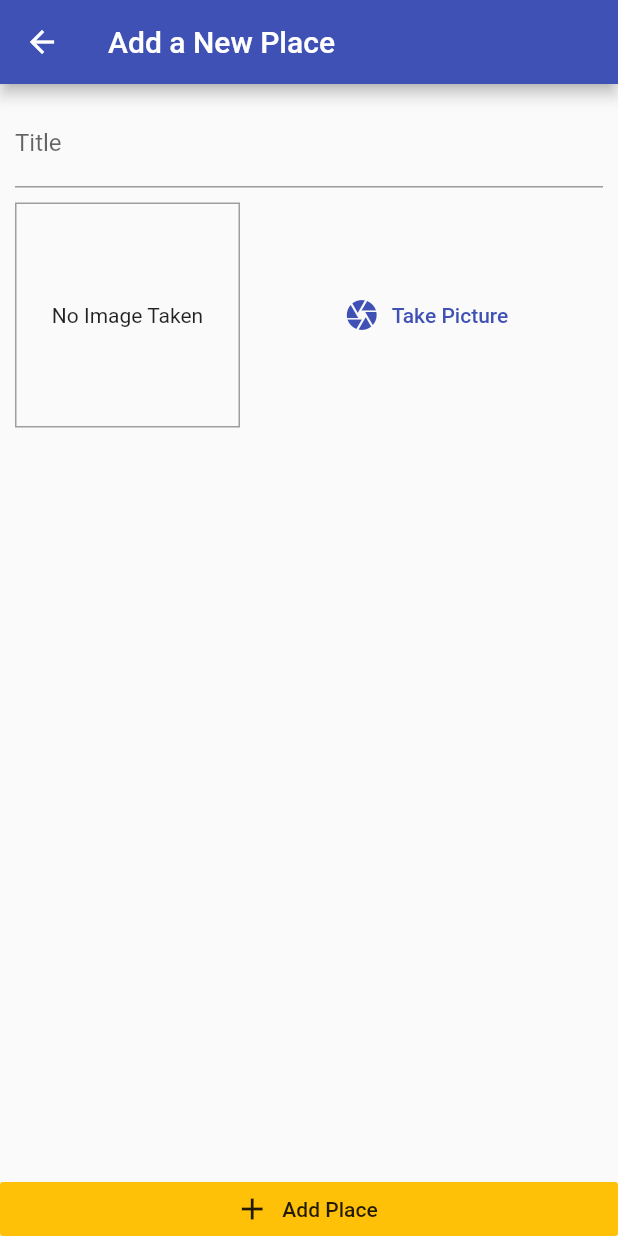
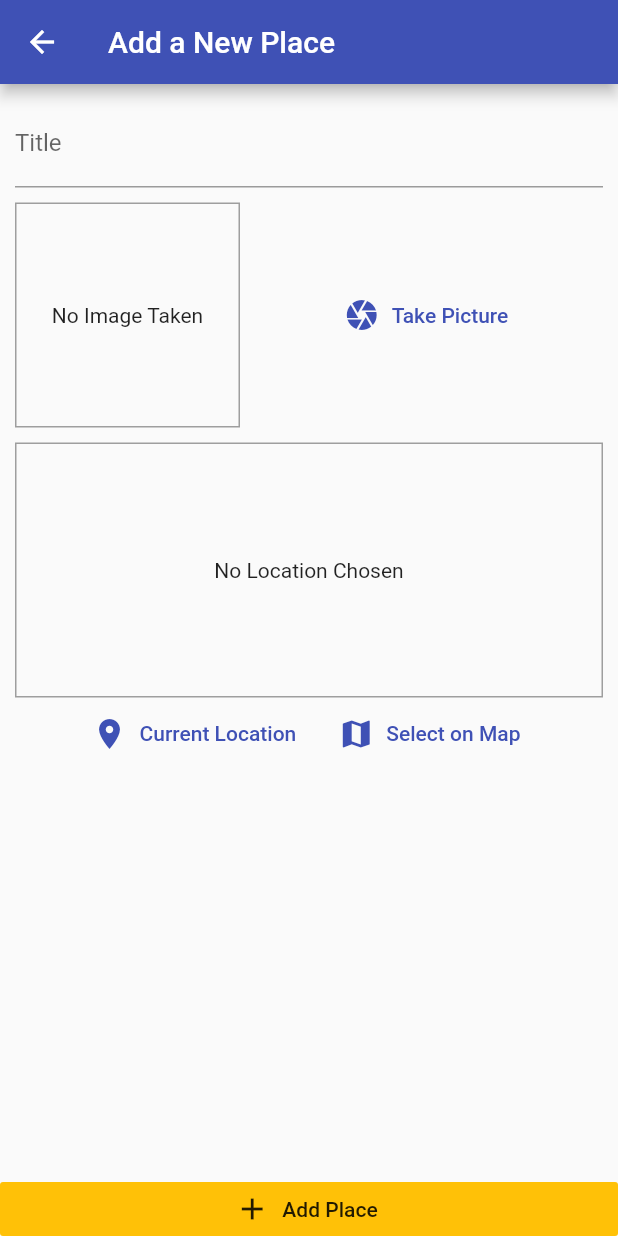
Before and after one commit to erinkelsey/greatplaces-flutter, a Flutter app: the AddPlaceScreen screen opened by its route, on a phone screen of 412 x 824 dp. Run offline on Flutter 3.47's test engine with Material 2 defaults, Android fonts, the light colour scheme and no system bars; our stand-ins replace image_picker, location, sqflite; accounts and stored records are empty.

Commit message:
Add location package and ability to select current location and display in Google API map.

```diff
--- /dev/null
+++ b/lib/helpers/location.dart
@@ -0,0 +1,8 @@
+const GOOGLE_API_KEY = String.fromEnvironment('GOOGLE_API_KEY');
+
+class LocationHelper {
+  static String generateLocationPreviewImage(
+      {double latitude, double longitude}) {
+    return 'https://maps.googleapis.com/maps/api/staticmap?center=$latitude,$longitude&zoom=16&size=600x300&maptype=roadmap&markers=color:red%7Clabel:C%7C$latitude,$longitude&key=$GOOGLE_API_KEY';
+  }
+}
--- a/lib/screens/add_place_screen.dart
+++ b/lib/screens/add_place_screen.dart
@@ -4,6 +4,7 @@ import 'package:flutter/material.dart';
 import 'package:provider/provider.dart';
 
 import '../widgets/image_input.dart';
+import '../widgets/location_input.dart';
 import '../providers/great_places.dart';
 
 class AddPlaceScreen extends StatefulWidget {
@@ -52,8 +53,11 @@ class _AddPlaceScreenState extends State<AddPlaceScreen> {
                     SizedBox(
                       height: 10,
                     ),
-                    Container(),
                     ImageInput(_selectImage),
+                    SizedBox(
+                      height: 10,
+                    ),
+                    LocationInput(),
                   ],
                 ),
               ),
--- /dev/null
+++ b/lib/widgets/location_input.dart
@@ -0,0 +1,63 @@
+import 'package:flutter/material.dart';
+import 'package:location/location.dart';
+
+import '../helpers/location.dart';
+
+class LocationInput extends StatefulWidget {
+  @override
+  _LocationInputState createState() => _LocationInputState();
+}
+
+class _LocationInputState extends State<LocationInput> {
+  String _previewImageUrl;
+
+  Future<void> _getCurrentUserLocation() async {
+    final locData = await Location().getLocation();
+    final staticMapImageUrl = LocationHelper.generateLocationPreviewImage(
+        latitude: locData.latitude, longitude: locData.longitude);
+    setState(() {
+      _previewImageUrl = staticMapImageUrl;
+    });
+  }
+
+  @override
+  Widget build(BuildContext context) {
+    return Column(children: <Widget>[
+      Container(
+        height: 170,
+        width: double.infinity,
+        alignment: Alignment.center,
+        decoration: BoxDecoration(
+          border: Border.all(width: 1, color: Colors.grey),
+        ),
+        child: _previewImageUrl == null
+            ? Text(
+                'No Location Chosen',
+                textAlign: TextAlign.center,
+              )
+            : Image.network(
+                _previewImageUrl,
+                fit: BoxFit.cover,
+                width: double.infinity,
+              ),
+      ),
+      Row(
+        mainAxisAlignment: MainAxisAlignment.center,
+        children: <Widget>[
+          FlatButton.icon(
+            icon: Icon(Icons.location_on),
+            label: Text('Current Location'),
+            textColor: Theme.of(context).primaryColor,
+            onPressed: () => _getCurrentUserLocation(),
+          ),
+          FlatButton.icon(
+            icon: Icon(Icons.map),
+            label: Text('Select on Map'),
+            textColor: Theme.of(context).primaryColor,
+            onPressed: () {},
+          ),
+        ],
+      ),
+    ]);
+  }
+}
--- a/pubspec.yaml
+++ b/pubspec.yaml
@@ -28,6 +28,7 @@ dependencies:
   path_provider: ^1.6.11
   path: ^1.7.0
   sqflite: ^1.3.1
+  location: ^3.0.2
 
   # The following adds the Cupertino Icons font to your application.
   # Use with the CupertinoIcons class for iOS style icons.
```
Also changed, not shown: pubspec.lock, 2 other files.
